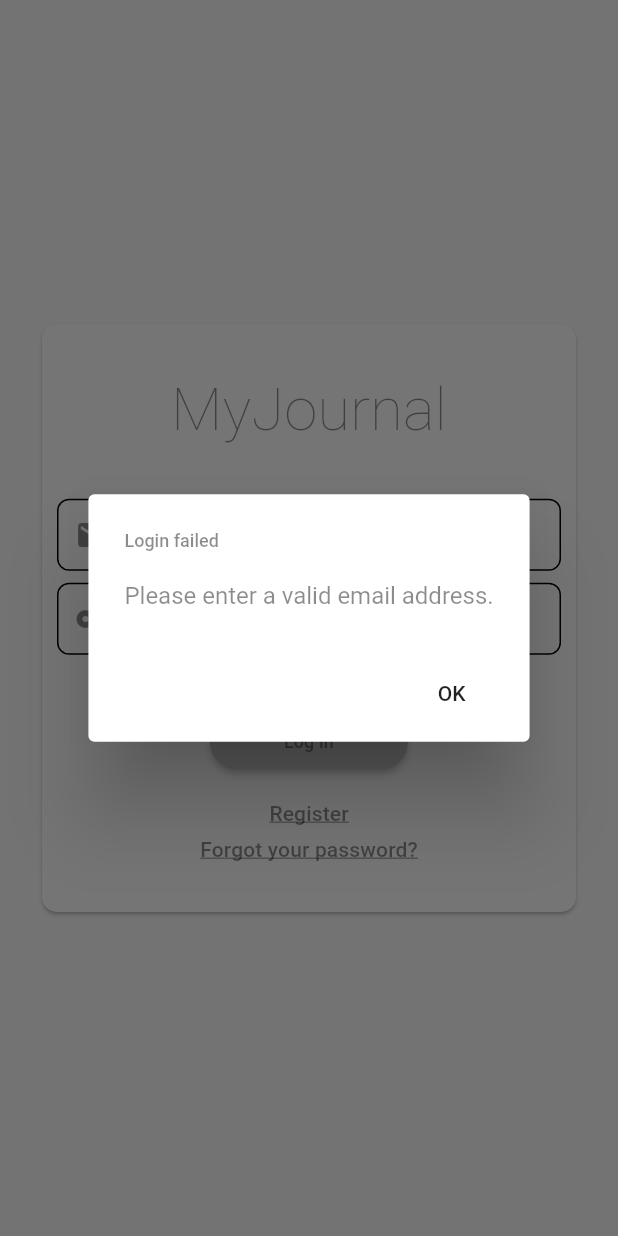
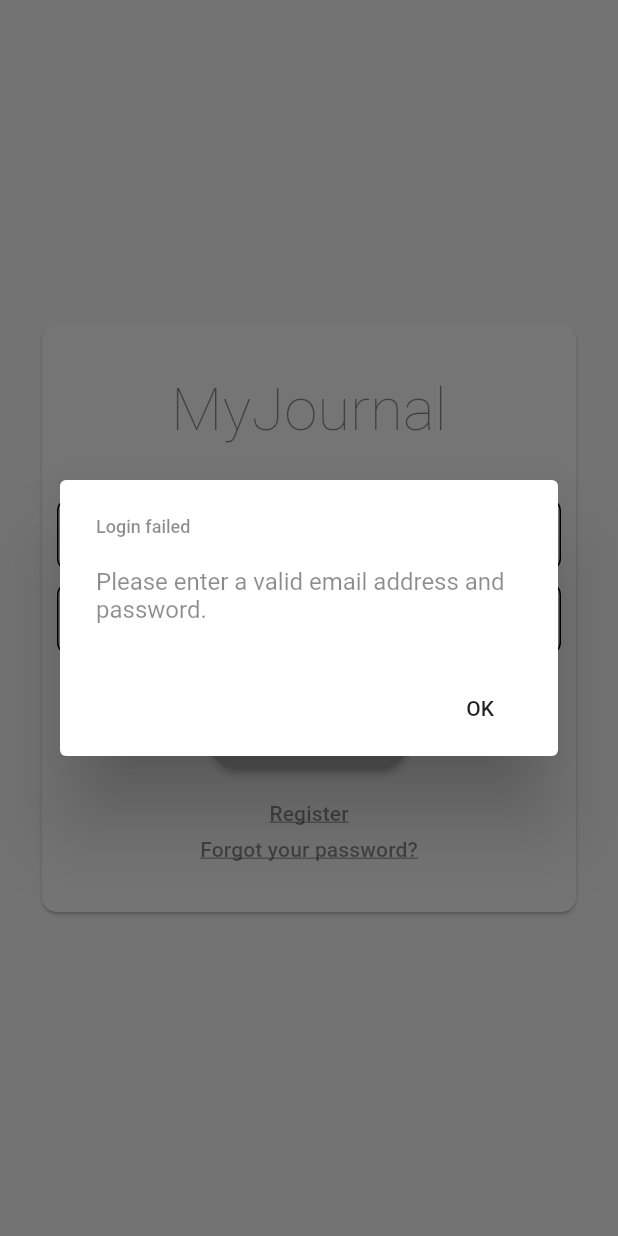
Before and after one commit to domidanke/MyJournal, a Flutter app: the screen it shows after launch, after a tap on "Log In", on a phone screen of 412 x 824 dp. Run offline on Flutter 3.47's test engine with Material 2 defaults, Android fonts, the phone set to English and light mode, and no system bars; our stand-ins replace cloud_firestore, dynamic_theme, firebase_auth, firebase_core, firebase_storage, flutter_speed_dial and 6 more; missing offline and left inert: flutter_circle_color_picker; accounts and stored records are empty.

Commit message:
fixed comilation error and login error when password was empty

```diff
--- a/my_journal/lib/l10n/intl_de_DE.arb
+++ b/my_journal/lib/l10n/intl_de_DE.arb
@@ -11,6 +11,7 @@
   "loginScreenErrorWrongPassword": "Die E-Mail Adresse oder das Passwort sind nicht korrekt. Bitte versuche es erneut.",
   "loginScreenErrorDefault": "Ups, da ist wohl etwas schief gelaufen. Bitte versuche es erneut.",
   "loginScreenErrorTitle": "Log-In fehlgeschlagen",
+  "loginScreenErrorEmptyFields": "Bitte gib eine valide E-Mail Adresse und ein Passwort ein.",
   "registrationScreenTopLabel": "Registrieren",
   "registrationScreenEmailTextFieldHint": "E-Mail eingeben",
   "registrationScreenPasswordTextFieldHint": "Passwort eingeben",
--- a/my_journal/lib/l10n/intl_en_US.arb
+++ b/my_journal/lib/l10n/intl_en_US.arb
@@ -11,6 +11,7 @@
   "loginScreenErrorWrongPassword": "Email or password is invalid. Please try again.",
   "loginScreenErrorDefault": "Something went wrong. Please try again later.",
   "loginScreenErrorTitle": "Login failed",
+  "loginScreenErrorEmptyFields": "Please enter a valid email address and password.",
   "registrationScreenTopLabel": "Register",
   "registrationScreenEmailTextFieldHint": "Enter your email",
   "registrationScreenPasswordTextFieldHint": "Enter your password",
--- a/my_journal/lib/screens/entry/entry_detail_screen.dart
+++ b/my_journal/lib/screens/entry/entry_detail_screen.dart
@@ -257,7 +257,6 @@ class _EntryDetailScreenState extends State<EntryDetailScreen> {
                                   await _alertService.popUpError(context);
                                 });
                               }
-                              }
                             },
                           ),
                         ],
--- a/my_journal/lib/screens/login/welcome_screen.dart
+++ b/my_journal/lib/screens/login/welcome_screen.dart
@@ -92,11 +92,11 @@ class _WelcomeScreenState extends State<WelcomeScreen> {
                   RoundedButton(
                     text: S.of(context).welcomeScreenLoginButton,
                     onPressed: () async {
-                      if (email == null) {
+                      if (password == null || email == null) {
                         FocusScope.of(context).unfocus();
                         _alertService.generalAlert(
                             S.of(context).loginScreenErrorTitle,
-                            S.of(context).loginScreenErrorInvalidEmail,
+                            S.of(context).loginScreenErrorEmptyFields,
                             context);
                       } else {
                         setState(() {
```
Also changed, not shown: my_journal/lib/generated/intl/messages_de_DE.dart, my_journal/lib/generated/intl/messages_en_US.dart, my_journal/lib/generated/l10n.dart. Lines whose indentation alone changed are shown as unchanged.
